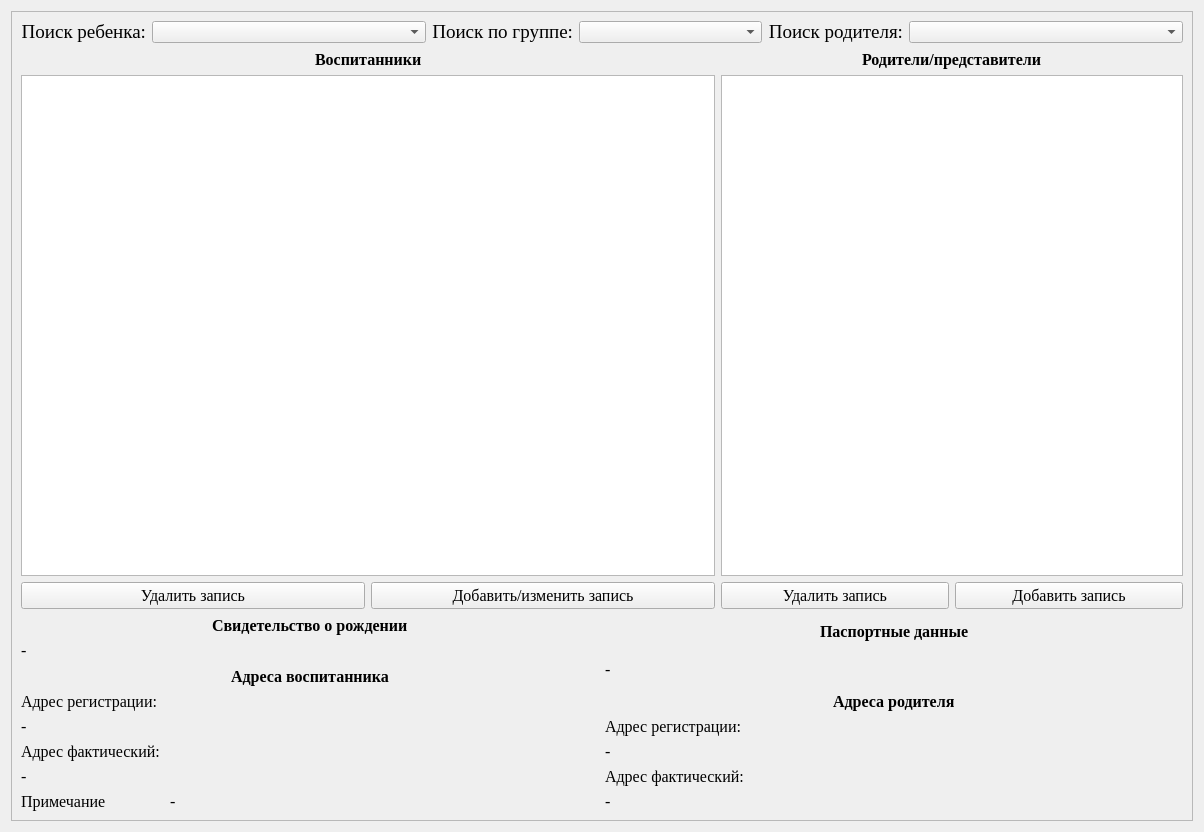
Old version of the form view/ui/form_tab_children.ui in the repository AlevtinAntonov/paid_services.
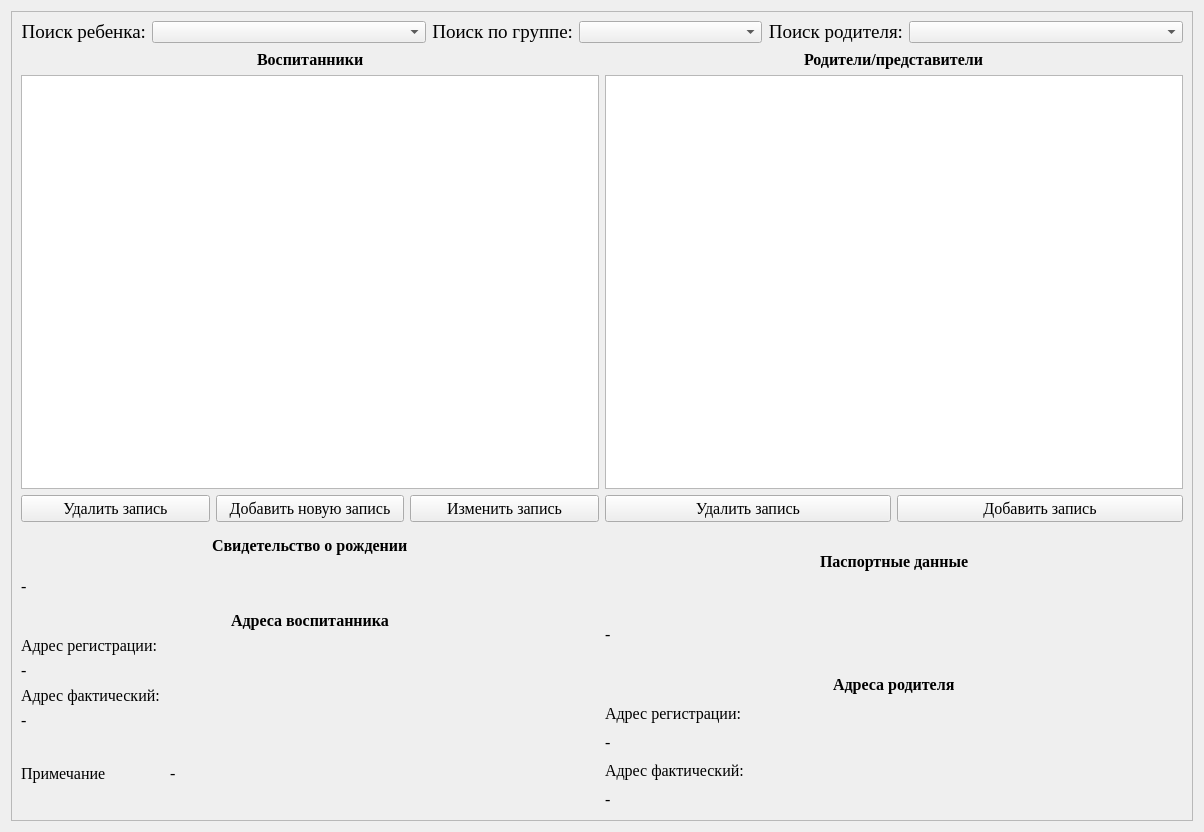
New version of the form.

The edit to the form file:
```diff
--- a/view/ui/form_tab_children.ui
+++ b/view/ui/form_tab_children.ui
@@ -24,7 +24,7 @@
      </property>
      <layout class="QVBoxLayout" name="verticalLayout_12">
       <item>
-       <layout class="QVBoxLayout" name="verticalLayout_11" stretch="0,10,2">
+       <layout class="QVBoxLayout" name="verticalLayout_4" stretch="0,5,3">
         <item>
          <layout class="QHBoxLayout" name="horizontalLayout_2" stretch="1,3,1,2,1,3">
           <item>
@@ -87,9 +87,9 @@
          </layout>
         </item>
         <item>
-         <layout class="QHBoxLayout" name="horizontalLayout_14" stretch="6,4">
+         <layout class="QHBoxLayout" name="horizontalLayout_4">
           <item>
-           <layout class="QVBoxLayout" name="verticalLayout" stretch="0,0,0">
+           <layout class="QVBoxLayout" name="verticalLayout">
             <item>
              <layout class="QHBoxLayout" name="horizontalLayout_7">
               <item>
@@ -161,7 +161,20 @@
                  </font>
                 </property>
                 <property name="text">
-                 <string>Добавить/изменить запись</string>
+                 <string>Добавить новую запись</string>
+                </property>
+               </widget>
+              </item>
+              <item>
+               <widget class="QPushButton" name="pushButton_UpdateChild">
+                <property name="font">
+                 <font>
+                  <family>Times New Roman</family>
+                  <pointsize>12</pointsize>
+                 </font>
+                </property>
+                <property name="text">
+                 <string>Изменить запись</string>
                 </property>
                </widget>
               </item>
```
Left out of the diff: 2 changed lines with no effect on the pictures.
